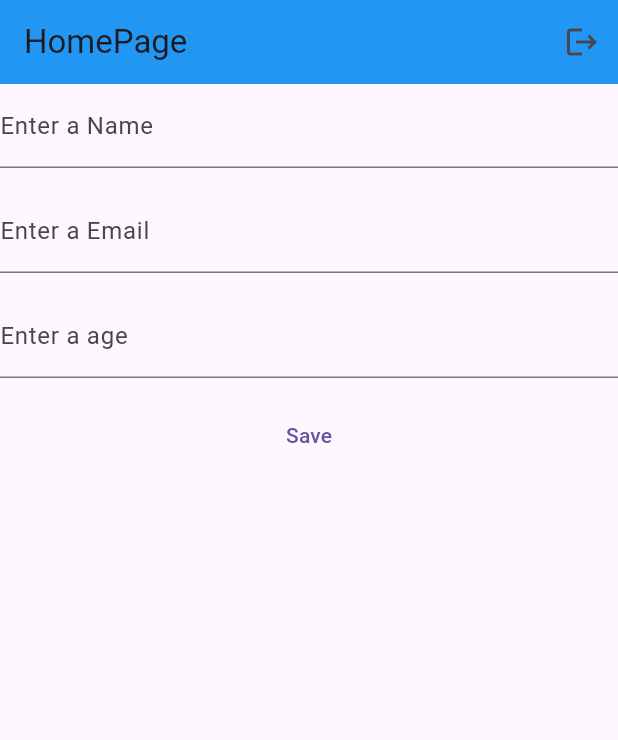
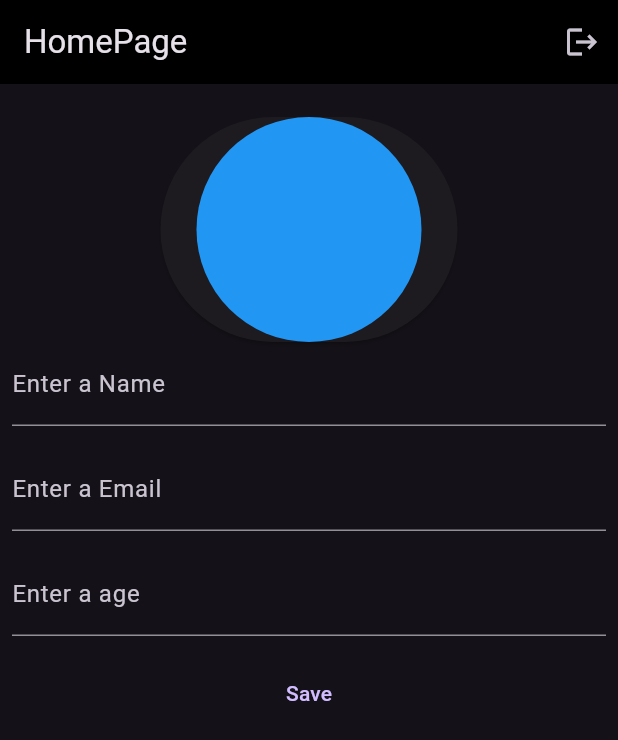
Before and after one commit to Ruthvik2025/Firebase_Practice, a Flutter app: the HomePage screen opened directly, after a tap on "Save", on a phone screen of 412 x 824 dp. Shown: the top 740 px of the screen. Run offline on Flutter 3.47's test engine with Material 3 defaults, Android fonts, the phone set to English and light mode, and no system bars; our stand-ins replace cloud_firestore, firebase_auth, firebase_core, firebase_storage, image_picker; accounts and stored records are empty.

```diff
--- a/lib/main.dart
+++ b/lib/main.dart
@@ -53,6 +53,7 @@ class MyApp extends StatelessWidget {
       home: (FirebaseAuth.instance.currentUser != null)
           ? const HomePage()
           : const SignWithPhone(),
+      theme: ThemeData.dark(useMaterial3: true),
     );
   }
 }
--- a/lib/screens/home_page.dart
+++ b/lib/screens/home_page.dart
@@ -1,7 +1,13 @@
+import 'dart:developer';
+import 'dart:io';
+
 import 'package:cloud_firestore/cloud_firestore.dart';
 import 'package:firebase_auth/firebase_auth.dart';
 import 'package:firebase_practice/screens/phone%20auth/sign_with_phone.dart';
+import 'package:firebase_storage/firebase_storage.dart';
 import 'package:flutter/material.dart';
+import 'package:image_picker/image_picker.dart';
+import 'package:uuid/uuid.dart';
 
 class HomePage extends StatefulWidget {
   const HomePage({super.key});
@@ -14,20 +20,38 @@ class _MyWidgetState extends State<HomePage> {
   TextEditingController nameController = TextEditingController();
   TextEditingController emailController = TextEditingController();
   TextEditingController ageCntroller = TextEditingController();
+  File? profilePic;
 
   void saveInfo() async {
     String name = nameController.text.trim();
     String email = emailController.text.trim();
     String ageString = ageCntroller.text.trim();
-
     int age = int.parse(ageString);
 
     nameController.clear();
     emailController.clear();
     ageCntroller.clear();
 
-    Map<String, dynamic> UserData = {'name ': name, 'email': email, 'age': age};
-    await FirebaseFirestore.instance.collection('users').add(UserData);
+    UploadTask uploadTask = FirebaseStorage.instance
+        .ref('profilePics')
+        .child(const Uuid().v1())
+        .putFile(profilePic!);
+
+    TaskSnapshot taskSnapshot = await uploadTask;
+
+    String downloadUrl = await taskSnapshot.ref.getDownloadURL();
+
+    Map<String, dynamic> userData = {
+      'name ': name,
+      'email': email,
+      'age': age,
+      'profilePic': downloadUrl,
+    };
+    // 'profilePic':<url>};
+    await FirebaseFirestore.instance.collection('users').add(userData);
+    setState(() {
+      profilePic = null;
+    });
   }
 
   void delete(String docId) async {
@@ -55,11 +79,38 @@ class _MyWidgetState extends State<HomePage> {
             icon: const Icon(Icons.logout),
           ),
         ],
-        backgroundColor: Colors.blue,
+        backgroundColor: Colors.black,
         title: const Text("HomePage"),
       ),
-      body: Column(
+      body: Padding(
+        padding: const EdgeInsets.all(8.0),
+        child: Column(
           children: [
+            const SizedBox(
+              height: 14,
+            ),
+            SizedBox(
+              child: ElevatedButton(
+                onPressed: () async {
+                  XFile? selectedImage = await ImagePicker()
+                      .pickImage(source: ImageSource.gallery);
+                  if (selectedImage != null) {
+                    File convertedFile = File(selectedImage.path);
+                    setState(() {
+                      profilePic = convertedFile;
+                    });
+                  } else {
+                    log('no image selected');
+                  }
+                },
+                child: CircleAvatar(
+                  backgroundImage:
+                      (profilePic != null) ? FileImage(profilePic!) : null,
+                  radius: 75,
+                  backgroundColor: Colors.blue,
+                ),
+              ),
+            ),
             TextField(
               controller: nameController,
               decoration: const InputDecoration(labelText: 'Enter a Name'),
@@ -109,10 +160,6 @@ class _MyWidgetState extends State<HomePage> {
                   //ordered and filtered
                   stream: FirebaseFirestore.instance
                       .collection('users')
-                    .orderBy(
-                      'age',
-                    )
-                    .where('age', isGreaterThanOrEqualTo: 24)
                       .snapshots(),
                   builder: (context, snapshot) {
                     if (snapshot.connectionState == ConnectionState.active) {
@@ -125,11 +172,12 @@ class _MyWidgetState extends State<HomePage> {
                                     as Map<String, dynamic>;
                             String docId = snapshot.data!.docs[index].id;
                             return ListTile(
-                            leading: IconButton(
-                                onPressed: () {},
-                                icon: const Icon(Icons.update)),
-                            title:
-                                Text(userMap["name "] + ' (${userMap['age']})'),
+                              leading: CircleAvatar(
+                                backgroundImage:
+                                    NetworkImage(userMap['profilePic']),
+                              ),
+                              title: Text(
+                                  userMap["name "] + ' (${userMap['age']})'),
                               subtitle: Text(userMap["email"]),
                               trailing: IconButton(
                                   onPressed: () {
@@ -148,6 +196,7 @@ class _MyWidgetState extends State<HomePage> {
             ),
           ],
         ),
+      ),
     );
   }
 }
--- a/pubspec.yaml
+++ b/pubspec.yaml
@@ -38,6 +38,9 @@ dependencies:
   firebase_core: ^2.30.1
   firebase_auth: ^4.19.4
   cloud_firestore: ^4.17.2
+  firebase_storage: ^11.7.4
+  image_picker: ^1.1.1
+  uuid: ^4.4.0
 
 dev_dependencies:
   flutter_test:
```
Also changed, not shown: pubspec.lock, 6 other files. Lines whose indentation alone changed are shown as unchanged.
